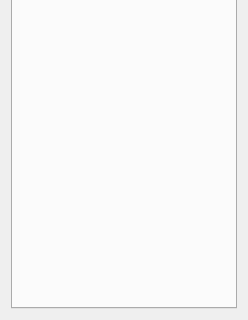
First picture: the form in mainwindow.ui, repository navigatore/imaginote, before the edit; both pictures show x 0 to 248 and y 218 to 538 of the 248 by 538 pixel window.
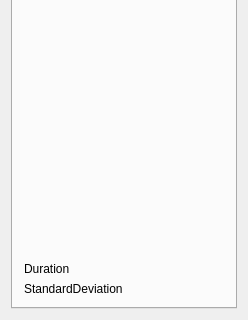
Second picture: the form after the edit. The open tabs and pages were chosen to show the change. Custom widgets are drawn as their Qt base class.

Commit message: Show time of traversal

What changed in the file:
```diff
--- a/mainwindow.ui
+++ b/mainwindow.ui
@@ -315,6 +315,20 @@
           </property>
          </spacer>
         </item>
+        <item>
+         <widget class="QLabel" name="timeDurationLabel">
+          <property name="text">
+           <string>Duration</string>
+          </property>
+         </widget>
+        </item>
+        <item>
+         <widget class="QLabel" name="standardDeviationLabel">
+          <property name="text">
+           <string>StandardDeviation</string>
+          </property>
+         </widget>
+        </item>
        </layout>
       </widget>
       <widget class="QWidget" name="generatorTab">
```
The commit also changes 12 other files.
